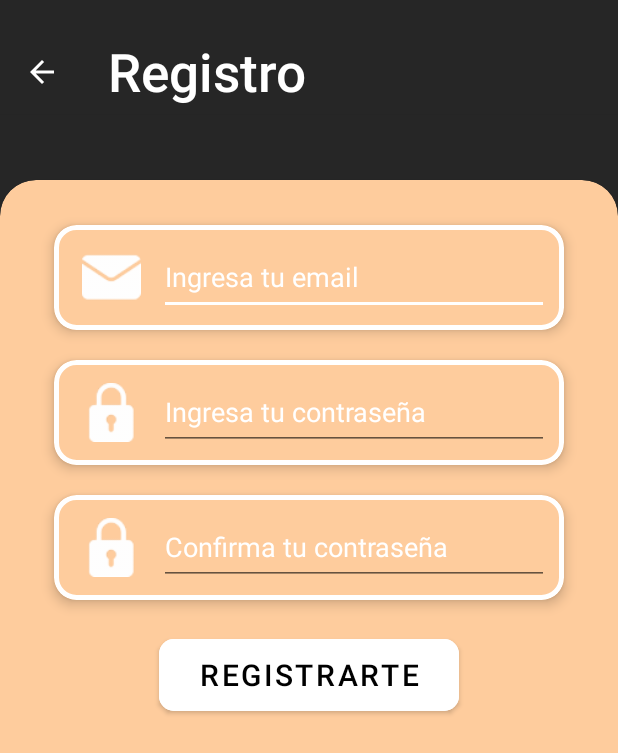
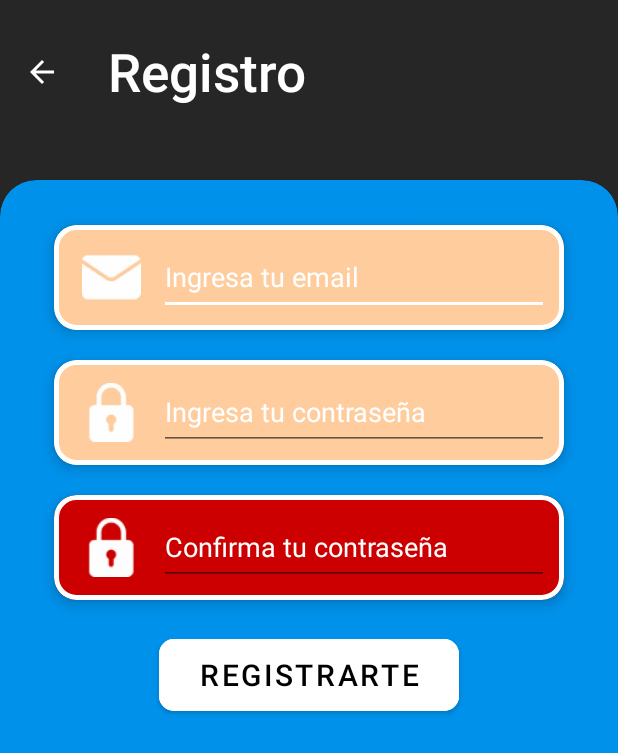
Before and after one commit to Damianleonh/riskcovid, an Android app: the Register screen opened directly, with no data from a screen before it, on a phone screen of 412 x 824 dp. Shown: the top 753 px of the screen. Run offline under Robolectric (Android 15) with nearby library versions, the phone set to English and light mode, and no system bars; our stand-ins replace Firebase (no records; nobody signed in at launch, a user with empty details on screens opened directly); 8 statements that could not run were skipped.

Commit message:
Register terminado

```diff
--- a/app/src/main/java/com/leon/prueb1/MainActivity.java
+++ b/app/src/main/java/com/leon/prueb1/MainActivity.java
@@ -86,6 +86,7 @@ public class MainActivity extends AppCompatActivity implements OnMapReadyCallbac
                     result.add(new LatLng(19.119891, -104.383136));
                     result.add(new LatLng(19.120535, -104.376951));
                     result.add(new LatLng(19.119927, -104.359613));
+                    result.add(new LatLng(37.4219983, -122.084));
 
 
 
--- a/app/src/main/res/layout/activity_register.xml
+++ b/app/src/main/res/layout/activity_register.xml
@@ -19,7 +19,7 @@
             android:layout_height="2000dp"
             android:layout_gravity="center_vertical"
             android:layout_marginTop="120dp"
-            android:backgroundTint="#fecc9d"
+            android:backgroundTint="#0091EA"
             app:cardCornerRadius="24dp">
 
             <com.google.android.material.card.MaterialCardView
@@ -100,7 +100,7 @@
                 android:layout_height="70dp"
                 android:layout_gravity="center_horizontal"
                 android:layout_marginTop="210dp"
-                android:backgroundTint="#fecc9d"
+                android:backgroundTint="@android:color/holo_red_dark"
                 android:elevation="4dp"
                 app:cardCornerRadius="15dp"
                 app:strokeColor="#FFFFFF"
```
